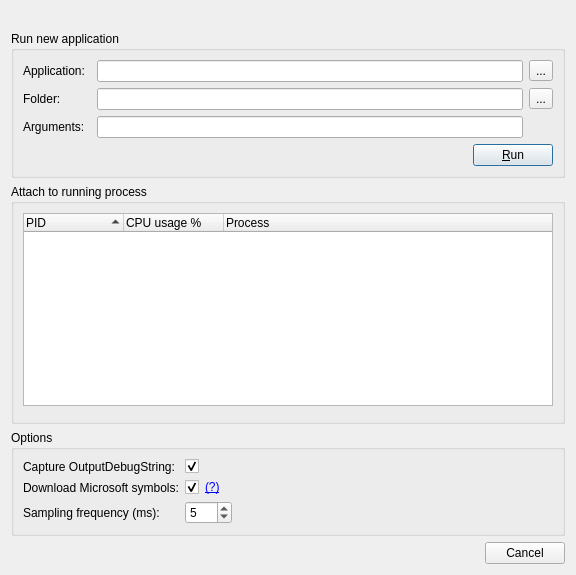
This is CxxProfiler/NewDialog.ui in mmozeiko/CxxProfiler as Qt 5 draws it before an edit. The edited form follows.
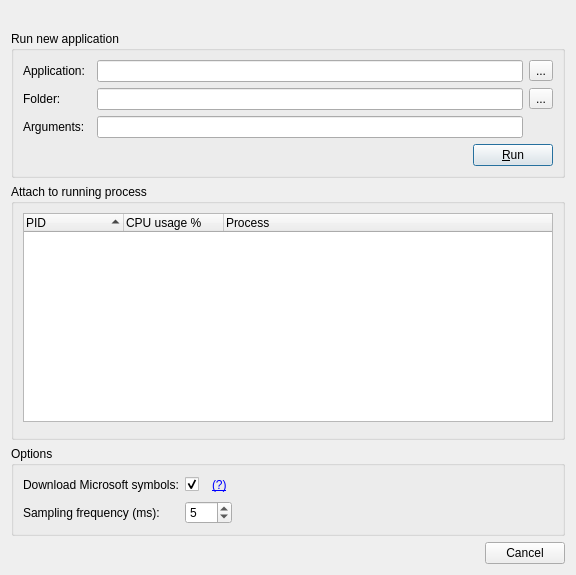
This is the edited form.

Patch:
```diff
--- a/CxxProfiler/NewDialog.ui
+++ b/CxxProfiler/NewDialog.ui
@@ -170,29 +170,9 @@
      <property name="title">
       <string>Options</string>
      </property>
-     <layout class="QGridLayout" name="gridLayout_2" columnstretch="0,0,1">
-      <item row="0" column="0">
-       <widget class="QLabel" name="lblOptionsCapture">
-        <property name="text">
-         <string>Capture OutputDebugString:</string>
-        </property>
-        <property name="buddy">
-         <cstring>chkOptionsCapture</cstring>
-        </property>
-       </widget>
-      </item>
-      <item row="1" column="1">
-       <widget class="QCheckBox" name="chkDownloadSymbols">
-        <property name="text">
-         <string/>
-        </property>
-        <property name="checked">
-         <bool>true</bool>
-        </property>
-       </widget>
-      </item>
+     <layout class="QGridLayout" name="gridLayout_2" columnstretch="0,0,0,0">
       <item row="0" column="1">
-       <widget class="QCheckBox" name="chkOptionsCapture">
+       <widget class="QCheckBox" name="chkDownloadSymbols">
         <property name="text">
          <string/>
         </property>
@@ -201,31 +181,14 @@
         </property>
        </widget>
       </item>
-      <item row="1" column="0">
+      <item row="0" column="0">
        <widget class="QLabel" name="lblDownloadSymbols">
         <property name="text">
          <string>Download Microsoft symbols:</string>
         </property>
        </widget>
       </item>
-      <item row="3" column="0">
-       <widget class="QLabel" name="lblOptionsSamplingFreq">
-        <property name="text">
-         <string>Sampling frequency (ms):</string>
-        </property>
-        <property name="buddy">
-         <cstring>spnOptionsSamplingFreq</cstring>
-        </property>
-       </widget>
-      </item>
-      <item row="1" column="2">
-       <widget class="QLabel" name="lblDownloadInfo">
-        <property name="text">
-         <string>&lt;a href=&quot;?&quot;&gt;(?)&lt;/a&gt;</string>
-        </property>
-       </widget>
-      </item>
-      <item row="3" column="1" colspan="2">
+      <item row="2" column="1" colspan="2">
        <widget class="QSpinBox" name="spnOptionsSamplingFreq">
         <property name="sizePolicy">
          <sizepolicy hsizetype="Fixed" vsizetype="Fixed">
@@ -244,6 +207,36 @@
         </property>
        </widget>
       </item>
+      <item row="2" column="0">
+       <widget class="QLabel" name="lblOptionsSamplingFreq">
+        <property name="text">
+         <string>Sampling frequency (ms):</string>
+        </property>
+        <property name="buddy">
+         <cstring>spnOptionsSamplingFreq</cstring>
+        </property>
+       </widget>
+      </item>
+      <item row="0" column="2">
+       <widget class="QLabel" name="lblDownloadInfo">
+        <property name="text">
+         <string>&lt;a href=&quot;?&quot;&gt;(?)&lt;/a&gt;</string>
+        </property>
+       </widget>
+      </item>
+      <item row="0" column="3">
+       <spacer name="horizontalSpacer">
+        <property name="orientation">
+         <enum>Qt::Horizontal</enum>
+        </property>
+        <property name="sizeHint" stdset="0">
+         <size>
+          <width>40</width>
+          <height>20</height>
+         </size>
+        </property>
+       </spacer>
+      </item>
      </layout>
     </widget>
    </item>
```
Left out of the diff: 1 changed line with no effect on the pictures.
